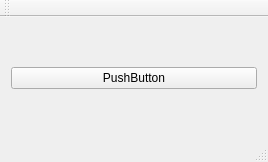
Qt form zanovru /mainwindow.ui (qNickq/QtMessageFilter) before a commit.
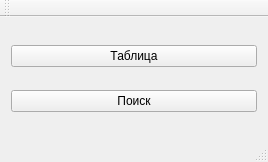
The same form after that commit.

```diff
--- a/zanovru /mainwindow.ui
+++ b/zanovru /mainwindow.ui
@@ -14,11 +14,18 @@
    <string>MainWindow</string>
   </property>
   <widget class="QWidget" name="centralWidget">
-   <layout class="QHBoxLayout" name="horizontalLayout">
+   <layout class="QVBoxLayout" name="verticalLayout">
     <item>
      <widget class="QPushButton" name="pushButton">
       <property name="text">
-       <string>PushButton</string>
+       <string>Таблица</string>
+      </property>
+     </widget>
+    </item>
+    <item>
+     <widget class="QPushButton" name="pushButton_2">
+      <property name="text">
+       <string>Поиск</string>
       </property>
      </widget>
     </item>
```
